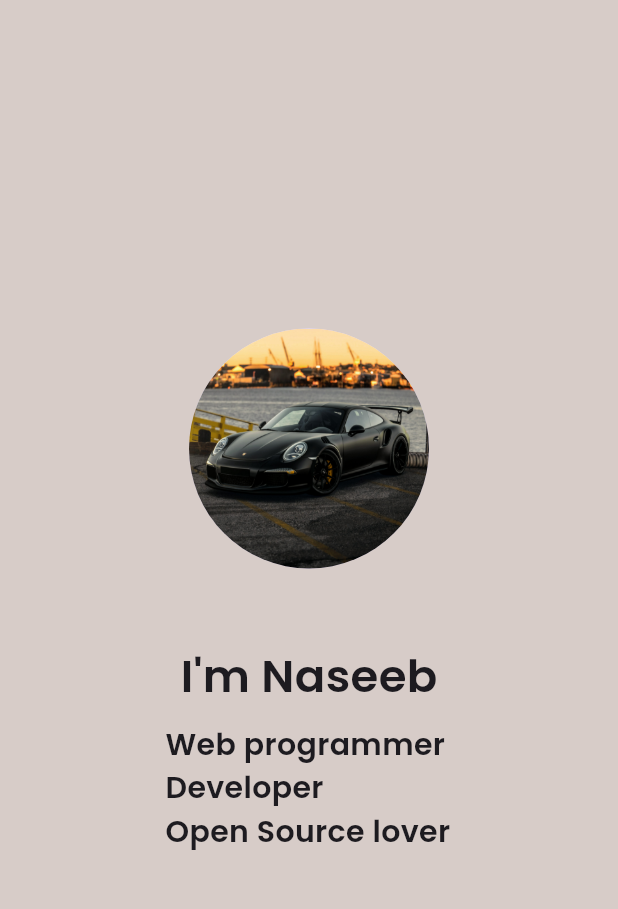
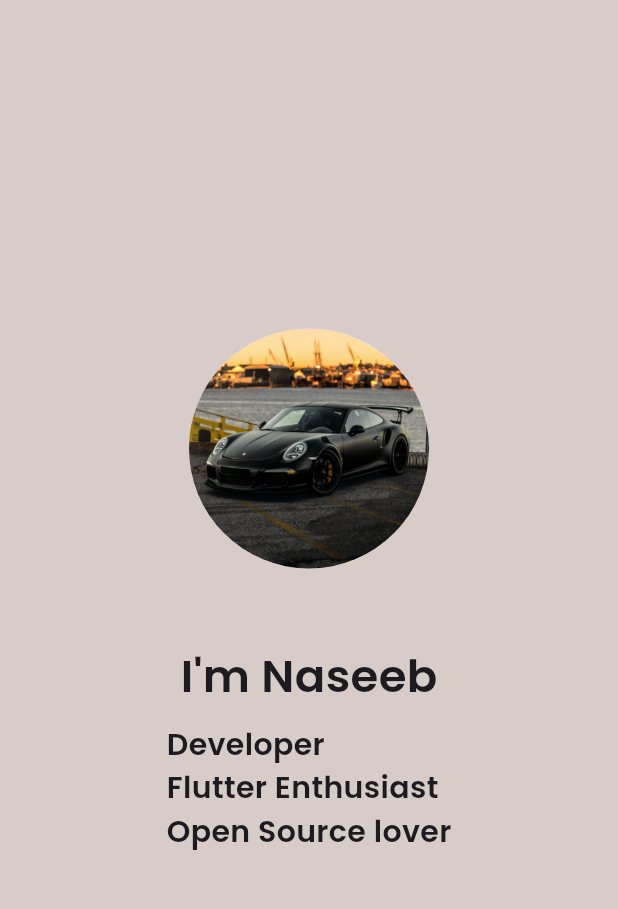
Before and after one commit to naseebnaushad/portfolio, a Flutter app: the screen it shows after launch, on a phone screen of 412 x 824 dp, the part 84-993 px from its top. Run offline on Flutter 3.47's test engine with Material 3 defaults, Android fonts, the phone set to English and light mode, and no system bars; our stand-ins replace google_fonts; Roboto replaces fonts that are missing (Playfair).

Commit message:
Profile changes

```diff
--- a/lib/main.dart
+++ b/lib/main.dart
@@ -58,8 +58,8 @@ class MyApp extends StatelessWidget {
               ),
               SizedBox(height: 10),
               Text(
-                'Web programmer \n'
                 'Developer \n'
+                'Flutter Enthusiast \n'
                 'Open Source lover',
                 style: GoogleFonts.poppins(
                   fontWeight: FontWeight.w600,
```
